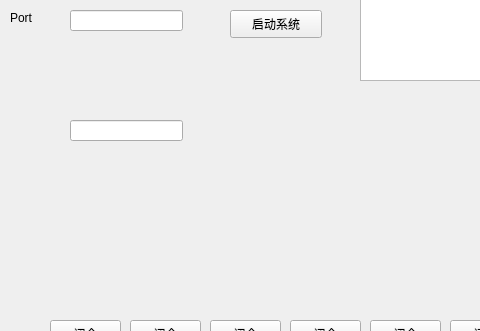
kingvei/Sample_Qt, file mainwindow.ui: the form before one commit; both pictures show x 0 to 480 and y 87 to 418 of the 839 by 540 pixel window.
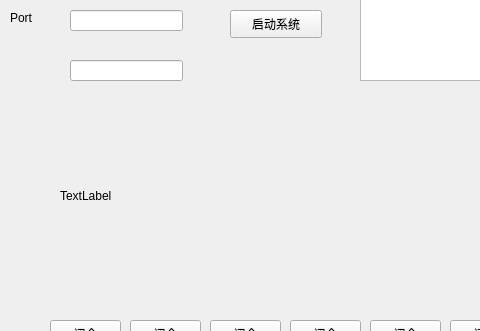
The form after the commit.

Patch:
```diff
--- a/mainwindow.ui
+++ b/mainwindow.ui
@@ -376,7 +376,7 @@
     <property name="geometry">
      <rect>
       <x>70</x>
-      <y>190</y>
+      <y>130</y>
       <width>113</width>
       <height>21</height>
      </rect>
@@ -395,6 +395,19 @@
      <string>sysTime</string>
     </property>
    </widget>
+   <widget class="QLabel" name="chartLabel">
+    <property name="geometry">
+     <rect>
+      <x>60</x>
+      <y>190</y>
+      <width>291</width>
+      <height>151</height>
+     </rect>
+    </property>
+    <property name="text">
+     <string>TextLabel</string>
+    </property>
+   </widget>
   </widget>
   <widget class="QMenuBar" name="menuBar">
    <property name="geometry">
```
